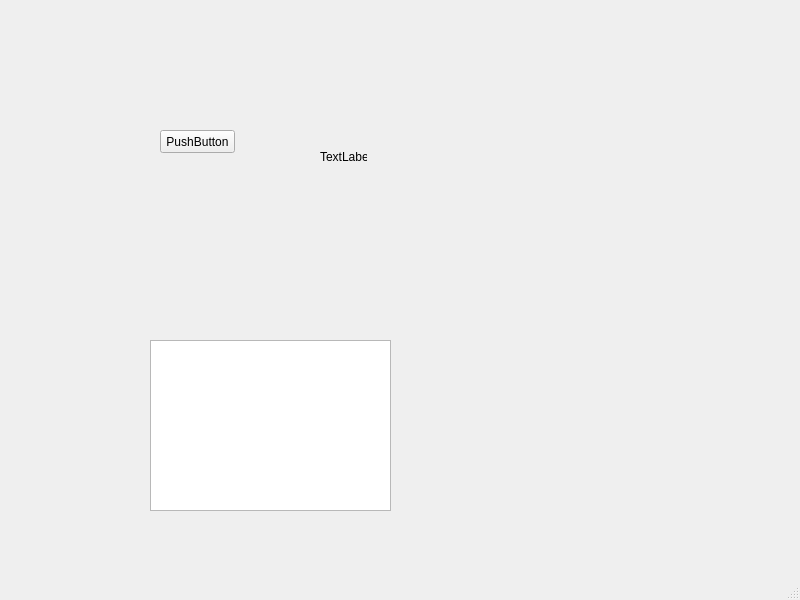
This is design.ui in zagorboda/Coursework as Qt 5 draws it before an edit. The edited form follows.
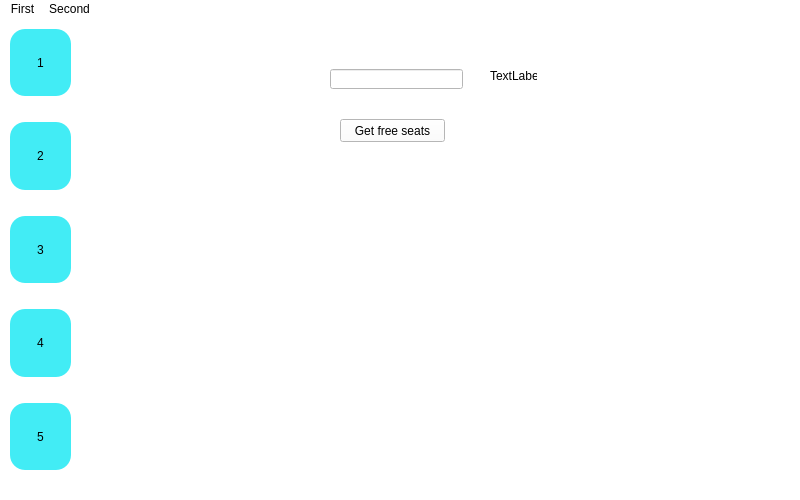
This is the edited form.

Commit message: Using frame for design.Add sidebar

The edit to the form file:
```diff
--- a/design.ui
+++ b/design.ui
@@ -7,7 +7,7 @@
     <x>0</x>
     <y>0</y>
     <width>800</width>
-    <height>600</height>
+    <height>500</height>
    </rect>
   </property>
   <property name="cursor">
@@ -16,6 +16,9 @@
   <property name="windowTitle">
    <string>MainWindow</string>
   </property>
+  <property name="styleSheet">
+   <string notr="true">background-color:white;</string>
+  </property>
   <property name="locale">
    <locale language="Ukrainian" country="Ukraine"/>
   </property>
@@ -23,31 +26,31 @@
    <widget class="QPushButton" name="pushButton">
     <property name="geometry">
      <rect>
-      <x>160</x>
-      <y>130</y>
-      <width>75</width>
+      <x>340</x>
+      <y>100</y>
+      <width>105</width>
       <height>23</height>
      </rect>
     </property>
     <property name="text">
-     <string>PushButton</string>
+     <string>Get free seats</string>
     </property>
    </widget>
-   <widget class="QListWidget" name="listWidget">
+   <widget class="QLineEdit" name="line">
     <property name="geometry">
      <rect>
-      <x>150</x>
-      <y>340</y>
-      <width>241</width>
-      <height>171</height>
+      <x>330</x>
+      <y>50</y>
+      <width>133</width>
+      <height>20</height>
      </rect>
     </property>
    </widget>
    <widget class="QLabel" name="label">
     <property name="geometry">
      <rect>
-      <x>320</x>
-      <y>150</y>
+      <x>490</x>
+      <y>50</y>
       <width>47</width>
       <height>13</height>
      </rect>
@@ -56,6 +59,147 @@
      <string>TextLabel</string>
     </property>
    </widget>
+   <widget class="QFrame" name="frame">
+    <property name="geometry">
+     <rect>
+      <x>0</x>
+      <y>0</y>
+      <width>80</width>
+      <height>460</height>
+     </rect>
+    </property>
+    <property name="sizePolicy">
+     <sizepolicy hsizetype="Preferred" vsizetype="Preferred">
+      <horstretch>0</horstretch>
+      <verstretch>0</verstretch>
+     </sizepolicy>
+    </property>
+    <property name="styleSheet">
+     <string notr="true">border-color:white;</string>
+    </property>
+    <property name="frameShape">
+     <enum>QFrame::StyledPanel</enum>
+    </property>
+    <property name="frameShadow">
+     <enum>QFrame::Raised</enum>
+    </property>
+    <widget class="QWidget" name="verticalLayoutWidget">
+     <property name="geometry">
+      <rect>
+       <x>0</x>
+       <y>0</y>
+       <width>81</width>
+       <height>461</height>
+      </rect>
+     </property>
+     <property name="sizePolicy">
+      <sizepolicy hsizetype="Preferred" vsizetype="Preferred">
+       <horstretch>0</horstretch>
+       <verstretch>0</verstretch>
+      </sizepolicy>
+     </property>
+     <property name="styleSheet">
+      <string notr="true"/>
+     </property>
+     <layout class="QVBoxLayout" name="verticalLayout_3">
+      <item>
+       <widget class="QPushButton" name="pushButton_2">
+        <property name="sizePolicy">
+         <sizepolicy hsizetype="Minimum" vsizetype="Preferred">
+          <horstretch>0</horstretch>
+          <verstretch>0</verstretch>
+         </sizepolicy>
+        </property>
+        <property name="styleSheet">
+         <string notr="true">margin:10px;
+border-radius: 15px;
+background-color:#42ecf5;
+</string>
+        </property>
+        <property name="text">
+         <string>1</string>
+        </property>
+       </widget>
+      </item>
+      <item>
+       <widget class="QPushButton" name="pushButton_3">
+        <property name="sizePolicy">
+         <sizepolicy hsizetype="Minimum" vsizetype="Preferred">
+          <horstretch>0</horstretch>
+          <verstretch>0</verstretch>
+         </sizepolicy>
+        </property>
+        <property name="styleSheet">
+         <string notr="true">margin:10px;
+border-radius: 15px;
+background-color:#42ecf5;
+</string>
+        </property>
+        <property name="text">
+         <string>2</string>
+        </property>
+       </widget>
+      </item>
+      <item>
+       <widget class="QPushButton" name="pushButton_4">
+        <property name="sizePolicy">
+         <sizepolicy hsizetype="Minimum" vsizetype="Preferred">
+          <horstretch>0</horstretch>
+          <verstretch>0</verstretch>
+         </sizepolicy>
+        </property>
+        <property name="styleSheet">
+         <string notr="true">margin:10px;
+border-radius: 15px;
+background-color:#42ecf5;
+</string>
+        </property>
+        <property name="text">
+         <string>3</string>
+        </property>
+       </widget>
+      </item>
+      <item>
+       <widget class="QPushButton" name="pushButton_10">
+        <property name="sizePolicy">
+         <sizepolicy hsizetype="Minimum" vsizetype="Preferred">
+          <horstretch>0</horstretch>
+          <verstretch>0</verstretch>
+         </sizepolicy>
+        </property>
+        <property name="styleSheet">
+         <string notr="true">margin:10px;
+border-radius: 15px;
+background-color:#42ecf5;
+</string>
+        </property>
+        <property name="text">
+         <string>4</string>
+        </property>
+       </widget>
+      </item>
+      <item>
+       <widget class="QPushButton" name="pushButton_11">
+        <property name="sizePolicy">
+         <sizepolicy hsizetype="Minimum" vsizetype="Preferred">
+          <horstretch>0</horstretch>
+          <verstretch>0</verstretch>
+         </sizepolicy>
+        </property>
+        <property name="styleSheet">
+         <string notr="true">margin:10px;
+border-radius: 15px;
+background-color:#42ecf5;
+</string>
+        </property>
+        <property name="text">
+         <string>5</string>
+        </property>
+       </widget>
+      </item>
+     </layout>
+    </widget>
+   </widget>
   </widget>
   <widget class="QMenuBar" name="menubar">
    <property name="geometry">
@@ -66,8 +210,48 @@
      <height>21</height>
     </rect>
    </property>
+   <widget class="QMenu" name="menuFirst">
+    <property name="title">
+     <string>First</string>
+    </property>
+    <addaction name="action1"/>
+    <addaction name="action2"/>
+   </widget>
+   <widget class="QMenu" name="menuSecond">
+    <property name="title">
+     <string>Second</string>
+    </property>
+    <addaction name="action12"/>
+    <addaction name="action12_2"/>
+   </widget>
+   <addaction name="menuFirst"/>
+   <addaction name="menuSecond"/>
   </widget>
-  <widget class="QStatusBar" name="statusbar"/>
+  <widget class="QStatusBar" name="statusbar">
+   <property name="styleSheet">
+    <string notr="true"/>
+   </property>
+  </widget>
+  <action name="action1">
+   <property name="text">
+    <string>1</string>
+   </property>
+  </action>
+  <action name="action2">
+   <property name="text">
+    <string>2</string>
+   </property>
+  </action>
+  <action name="action12">
+   <property name="text">
+    <string>11</string>
+   </property>
+  </action>
+  <action name="action12_2">
+   <property name="text">
+    <string>12</string>
+   </property>
+  </action>
  </widget>
  <resources/>
  <connections/>
```
The commit also changes 4 other files.
